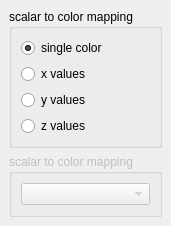
kateyy/geohazardvis, file gui/widgets/DataChooser.ui: the form before one commit.
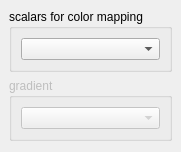
The form after the commit.

Commit message: generalize scalar to color mapping, explicit (rendered) data object ownership #12

What changed in the file:
```diff
--- a/gui/widgets/DataChooser.ui
+++ b/gui/widgets/DataChooser.ui
@@ -6,8 +6,8 @@
    <rect>
     <x>0</x>
     <y>0</y>
-    <width>147</width>
-    <height>218</height>
+    <width>156</width>
+    <height>152</height>
    </rect>
   </property>
   <property name="sizePolicy">
@@ -30,39 +30,11 @@
        </sizepolicy>
       </property>
       <property name="title">
-       <string>scalar to color mapping</string>
+       <string>scalars for color mapping</string>
       </property>
       <layout class="QVBoxLayout" name="verticalLayout">
        <item>
-        <widget class="QRadioButton" name="scalars_singleColor">
-         <property name="text">
-          <string>single color</string>
-         </property>
-         <property name="checked">
-          <bool>true</bool>
-         </property>
-        </widget>
-       </item>
-       <item>
-        <widget class="QRadioButton" name="scalars_xValues">
-         <property name="text">
-          <string>x values</string>
-         </property>
-        </widget>
-       </item>
-       <item>
-        <widget class="QRadioButton" name="scalars_yValues">
-         <property name="text">
-          <string>y values</string>
-         </property>
-        </widget>
-       </item>
-       <item>
-        <widget class="QRadioButton" name="scalars_zValues">
-         <property name="text">
-          <string>z values</string>
-         </property>
-        </widget>
+        <widget class="QComboBox" name="scalarsComboBox"/>
        </item>
       </layout>
      </widget>
@@ -79,7 +51,7 @@
        </sizepolicy>
       </property>
       <property name="title">
-       <string>scalar to color mapping</string>
+       <string>gradient</string>
       </property>
       <layout class="QVBoxLayout" name="gradientGroupLayout">
        <item>
```
Left out of the diff: 88 changed lines with no effect on the pictures. The commit also changes 24 other files.
